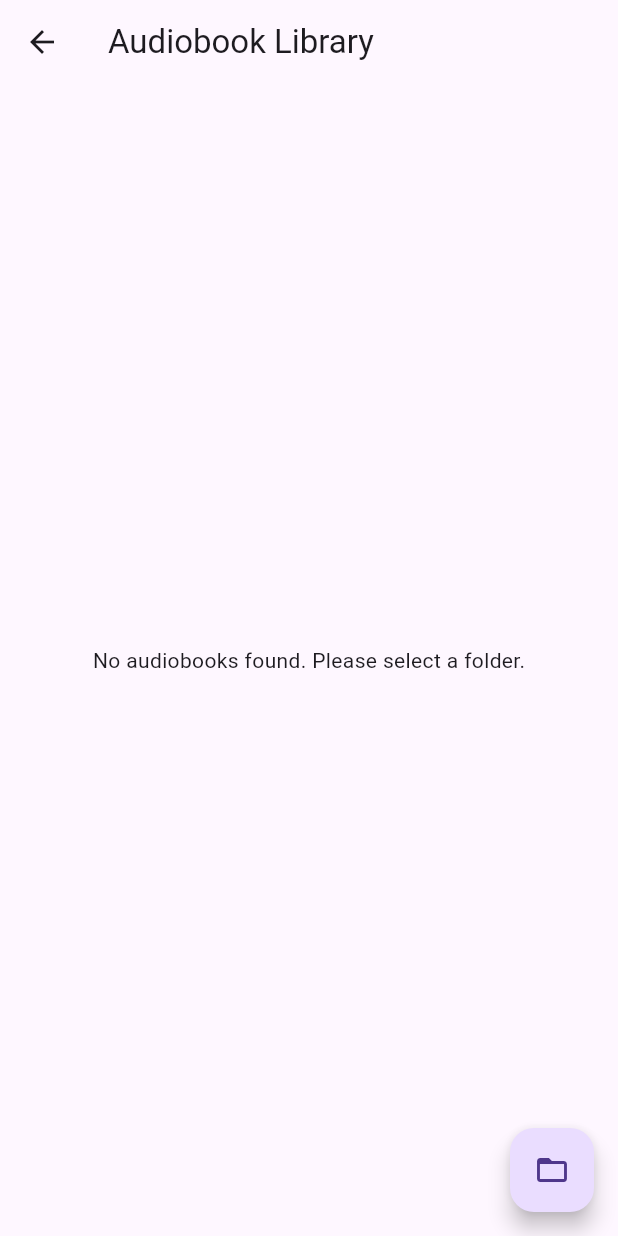
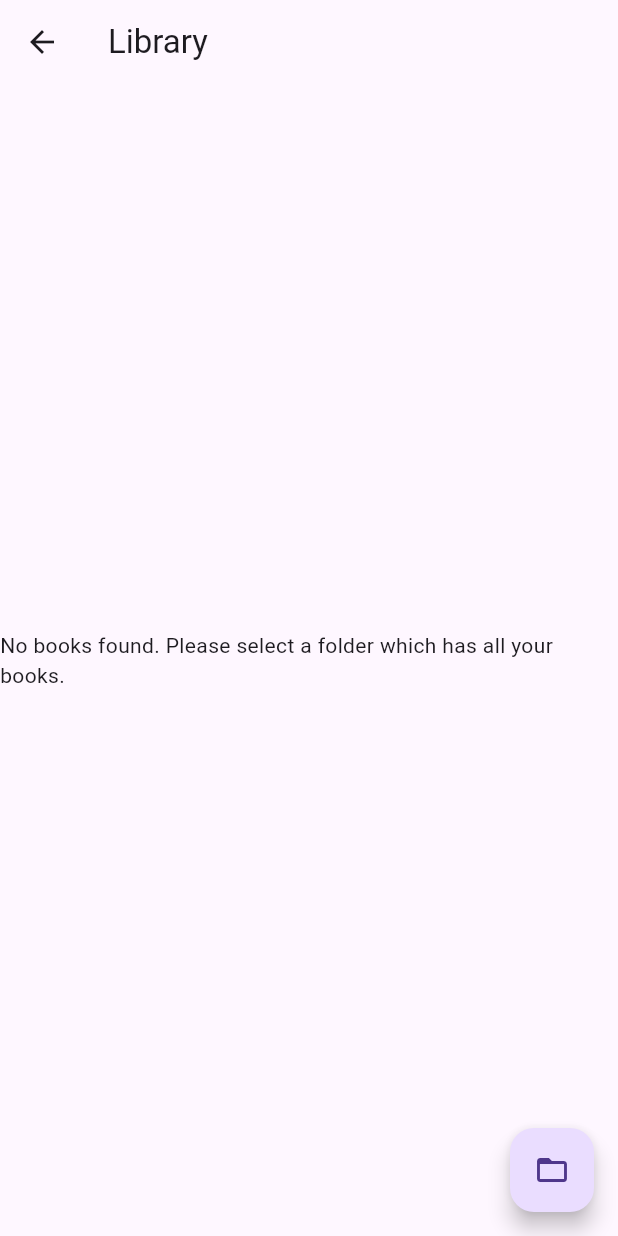
Before and after one commit to purohitdeep/oneverse, a Flutter app: the LibraryScreen screen opened directly, after a tap on the "folder open" icon, on a phone screen of 412 x 824 dp. Run offline on Flutter 3.47's test engine with Material 3 defaults, Android fonts, the phone set to English and light mode, and no system bars; our stand-ins replace file_picker; missing offline and left inert: flutter_media_metadata.

Commit message:
library and book info screen

```diff
--- a/lib/main.dart
+++ b/lib/main.dart
@@ -1,11 +1,23 @@
 import 'package:flutter/material.dart';
+import 'package:logging/logging.dart';
 import 'package:one_verse/screens/library_screen.dart';
 import 'package:one_verse/screens/player_screen.dart';
 import 'package:one_verse/screens/search_screen.dart';
 import 'package:one_verse/screens/settings_screen.dart';
 
 void main() {
+  _setupLogging();
   runApp(const OneVerse());
+}
+
+void _setupLogging() {
+  // Set the root level for logging. Level.ALL logs everything.
+  Logger.root.level = Level.ALL;
+  Logger.root.onRecord.listen((LogRecord record) {
+    // Use dart:developer for production-friendly logging
+    debugPrint(
+        '${record.level.name}: ${record.time}: ${record.loggerName}: ${record.message}');
+  });
 }
 
 class OneVerse extends StatelessWidget {
@@ -31,24 +43,24 @@ class MainScreen extends StatefulWidget {
 }
 
 class _MainScreenState extends State<MainScreen> {
-  Widget _currentScreen = const LibraryScreen();
+  Widget _currentScreen = const LibraryScreen() as Widget;
 
   @override
   Widget build(BuildContext context) {
     return Scaffold(
       appBar: AppBar(
-        title: const Text('OneVerse App'),
+        title: const Text('OneVerse'),
       ),
       drawer: Drawer(
         child: ListView(
           padding: EdgeInsets.zero,
-          children: [
+          children: <Widget>[
             const DrawerHeader(
               decoration: BoxDecoration(
                 color: Colors.blue,
               ),
               child: Text(
-                'OneVerse App Menu',
+                'OneVerse',
                 style: TextStyle(
                   color: Colors.white,
                   fontSize: 24,
--- /dev/null
+++ b/lib/models/audio_book.dart
@@ -0,0 +1,18 @@
+import 'package:one_verse/models/generic_book.dart';
+
+class AudioBook extends GenericBook {
+  final String duration;
+  final String? albumName;
+  final int? trackNumber;
+
+  AudioBook({
+    required super.id,
+    required super.title,
+    required super.author,
+    super.filePath,
+    super.coverImage,
+    required this.duration,
+    this.albumName,
+    this.trackNumber,
+  });
+}
--- /dev/null
+++ b/lib/models/generic_book.dart
@@ -0,0 +1,17 @@
+import 'dart:typed_data';
+
+abstract class GenericBook {
+  final String id;
+  final String title;
+  final String author;
+  final String? filePath;
+  final Uint8List? coverImage;
+
+  GenericBook({
+    required this.id,
+    required this.title,
+    required this.author,
+    this.filePath,
+    this.coverImage,
+  });
+}
--- a/lib/screens/book_info.dart
+++ /dev/null
@@ -1,31 +0,0 @@
-import 'package:flutter/material.dart';
-
-class BookInfoScreen extends StatelessWidget {
-  final Map<String, dynamic> audiobook;
-
-  const BookInfoScreen({super.key, required this.audiobook});
-
-  @override
-  Widget build(BuildContext context) {
-    return Scaffold(
-      appBar: AppBar(
-        title: Text(audiobook['title']),
-      ),
-      body: Padding(
-        padding: const EdgeInsets.all(16.0),
-        child: Column(
-          crossAxisAlignment: CrossAxisAlignment.start,
-          children: [
-            Image.asset(audiobook['coverImage']),
-            const SizedBox(height: 16),
-            Text(
-              'Author: ${audiobook['author']}',
-              style: const TextStyle(fontSize: 18),
-            ),
-            // Add more details here (summary, etc.)
-          ],
-        ),
-      ),
-    );
-  }
-}
--- a/lib/screens/library_screen.dart
+++ b/lib/screens/library_screen.dart
@@ -1,8 +1,12 @@
 import 'dart:io';
 
 import 'package:flutter/material.dart';
-import 'package:one_verse/screens/book_info.dart';
 import 'package:file_picker/file_picker.dart';
+import 'package:logging/logging.dart';
+import 'package:one_verse/models/audio_book.dart';
+import 'package:one_verse/models/generic_book.dart';
+import 'package:one_verse/screens/book_info_screen.dart';
+import 'package:one_verse/services/model_creator_service.dart';
 
 class LibraryScreen extends StatefulWidget {
   const LibraryScreen({super.key});
@@ -12,7 +16,9 @@ class LibraryScreen extends StatefulWidget {
 }
 
 class _LibraryScreenState extends State<LibraryScreen> {
-  List<Map<String, dynamic>> audiobooks = [];
+  final Logger _logger = Logger('LibraryScreen');
+  final ModelCreatorService _modelCreatorService = ModelCreatorService();
+  List<GenericBook> audiobooks = <GenericBook>[];
 
   Future<void> _loadAudiobooks() async {
     String? directoryPath = await FilePicker.platform.getDirectoryPath();
@@ -21,67 +27,81 @@ Future<void> _loadAudiobooks() async {
       Directory directory = Directory(directoryPath);
       List<FileSystemEntity> files = directory.listSync();
 
-    print('📂 Selected directory: $directoryPath');
-    print('📄 All files in directory:');
-    for (var file in files) {
-      print('  - ${file.path}');
+      _logger.info('📂 Selected directory: $directoryPath');
+      _logger.info('📄 All files in directory: ${files.length} items');
+
+      List<GenericBook> loadedBooks = <GenericBook>[];
+
+      for (FileSystemEntity file in files) {
+        try {
+          GenericBook book = await _modelCreatorService
+              .createGenericBookModelFromFile(File(file.path));
+          loadedBooks.add(book);
+        } catch (e) {
+          _logger.severe('Error loading book from ${file.path}: $e');
+        }
       }
 
       setState(() {
-      audiobooks = files.where((file) {
-        String extension = file.path.split('.').last.toLowerCase();
-        return ['mp3', 'm4a', 'ogg', 'wav', 'flac'].contains(extension);
-      }).map((file) {
-        String title = file.path.split('/').last;
-        String author = 'Author Placeholder';
-        String coverImage = 'assets/placeholder.jpg';
+        audiobooks = loadedBooks;
+      });
 
-        return {
-          'title': title,
-          'author': author,
-          'coverImage': coverImage,
-          'path': file.path,
-        };
-      }).toList();
-
-      print('🎵 Filtered audiobooks:');
-      for (var book in audiobooks) {
-        print('  - ${book['title']} (${book['path']})');
-      }
-    });
+      _logger.fine('🎵 Filtered books: ${audiobooks.length} loaded');
     } else {
-    print('❌ No directory selected.');
+      _logger.warning('❌ No directory selected.');
     }
   }
 
   @override
   void initState() {
     super.initState();
+    // Optionally, you can call _loadAudiobooks() here or trigger via the button.
   }
 
   @override
   Widget build(BuildContext context) {
     return Scaffold(
       appBar: AppBar(
-        title: const Text('Audiobook Library'),
+        title: const Text('Library'),
       ),
       body: audiobooks.isEmpty
           ? const Center(
-              child: Text('No audiobooks found. Please select a folder.'))
+              child: Text('No books found. Please select a folder which has all your books.'))
           : ListView.builder(
               itemCount: audiobooks.length,
-              itemBuilder: (context, index) {
-                final audiobook = audiobooks[index];
+              itemBuilder: (BuildContext context, int index) {
+                final GenericBook book = audiobooks[index];
+
                 return ListTile(
-                  leading: Image.asset(audiobook['coverImage']),
-                  title: Text(audiobook['title']),
-                  subtitle: Text(audiobook['author']),
+                  leading: book.coverImage != null
+                      ? Image.memory(
+                          book.coverImage!,
+                          width: 50,
+                          height: 50,
+                          fit: BoxFit.cover,
+                        )
+                      : const Icon(Icons.audio_file,
+                          size: 50),
+
+                  title: Text(book.title),
+                  subtitle: Column(
+                    crossAxisAlignment: CrossAxisAlignment.start,
+                    children: <Widget>[
+                      Text(book.author),
+                      if (book is AudioBook)
+                        Text(
+                          book.duration,
+                          style:
+                              TextStyle(fontSize: 12, color: Colors.grey[600]),
+                        ),
+                    ],
+                  ),
                   onTap: () {
                     Navigator.push(
                       context,
-                      MaterialPageRoute(
-                        builder: (context) =>
-                            BookInfoScreen(audiobook: audiobook),
+                      MaterialPageRoute<dynamic>(
+                        builder: (BuildContext context) =>
+                            BookInfoScreen(genericBook: book),
                       ),
                     );
                   },
@@ -93,8 +113,7 @@ Future<void> _loadAudiobooks() async {
           try {
             await _loadAudiobooks();
           } catch (e) {
-            print(
-                'Error picking directory: $e'); // Or display an error message to the user
+            _logger.severe('Error picking directory: $e');
           }
         },
         child: const Icon(Icons.folder_open),
--- a/pubspec.yaml
+++ b/pubspec.yaml
@@ -10,6 +10,8 @@ dependencies:
   flutter:
     sdk: flutter
   file_picker: ^8.3.1
+  flutter_media_metadata: ^1.0.0+1
+  logging: ^1.3.0
 
 dev_dependencies:
   flutter_test:
```
Also changed, not shown: lib/screens/book_info_screen.dart (added, +56 -0 lines), lib/services/model_creator_service.dart (added, +79 -0 lines), analysis_options.yaml (line endings or trailing spaces), 6 other files. Lines whose indentation alone changed are shown as unchanged.
